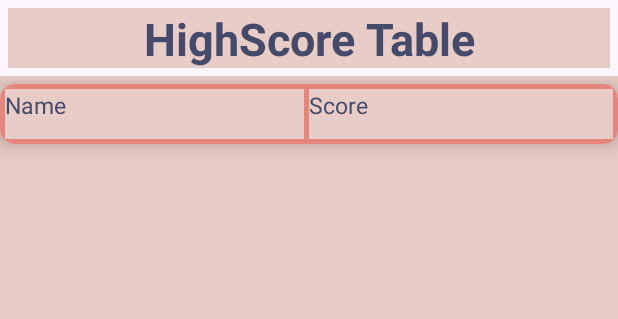
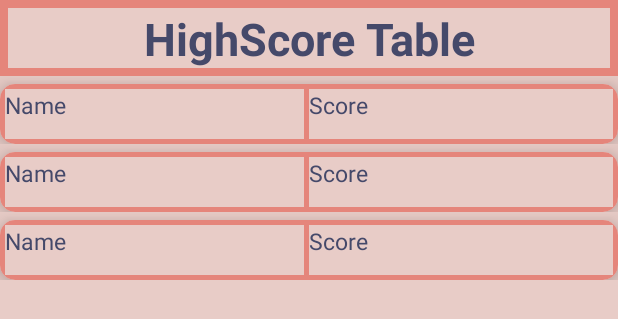
Before and after one commit to idunsky855/Paper-Ball, an Android app: the layout fragment_highscores.xml on its own in the app's theme, with its tools: preview values and no code run, on a phone screen of 412 x 824 dp. Shown: the top 319 px of the screen. Run offline under Robolectric (Android 15) with nearby library versions, the phone set to English and light mode, and no system bars.

Commit message:
fragment_score fixed

```diff
--- a/app/src/main/java/com/example/paperball/utilities/SignalManager.kt
+++ b/app/src/main/java/com/example/paperball/utilities/SignalManager.kt
@@ -24,8 +24,6 @@
             }
 
             if (Build.VERSION.SDK_INT >= Build.VERSION_CODES.O) {
-
-
                 val oneShotVibrationEffect = VibrationEffect.createOneShot(
                     500,
                     VibrationEffect.DEFAULT_AMPLITUDE
--- a/app/src/main/res/layout/fragment_highscores.xml
+++ b/app/src/main/res/layout/fragment_highscores.xml
@@ -3,6 +3,7 @@
     xmlns:tools="http://schemas.android.com/tools"
     android:layout_width="match_parent"
     android:layout_height="match_parent"
+    android:background="@color/peach"
     tools:context=".fragments.HighscoresFragment">
 
     <com.google.android.material.textview.MaterialTextView
@@ -24,6 +25,6 @@
         android:layout_below="@id/scores_LBL_title"
         android:layout_centerInParent="true"
         android:background="@color/pale_pink"
-        tools:listitem="@layout/fragment_score" />
+        tools:listitem="@layout/fragment_score"/>
 
 </RelativeLayout>
--- a/app/src/main/res/layout/fragment_score.xml
+++ b/app/src/main/res/layout/fragment_score.xml
@@ -1,9 +1,9 @@
 <?xml version="1.0" encoding="utf-8"?>
-<FrameLayout xmlns:android="http://schemas.android.com/apk/res/android"
+<androidx.constraintlayout.widget.ConstraintLayout xmlns:android="http://schemas.android.com/apk/res/android"
     xmlns:tools="http://schemas.android.com/tools"
+    xmlns:app="http://schemas.android.com/apk/res-auto"
     android:layout_width="match_parent"
-    android:layout_height="match_parent"
-    xmlns:app="http://schemas.android.com/apk/res-auto">
+    android:layout_height="wrap_content">
 
 
     <androidx.cardview.widget.CardView
@@ -51,4 +51,4 @@
                 tools:text="Score" />
         </LinearLayout>
     </androidx.cardview.widget.CardView>
-</FrameLayout>
+</androidx.constraintlayout.widget.ConstraintLayout>
```
Lines whose indentation alone changed are shown as unchanged.
